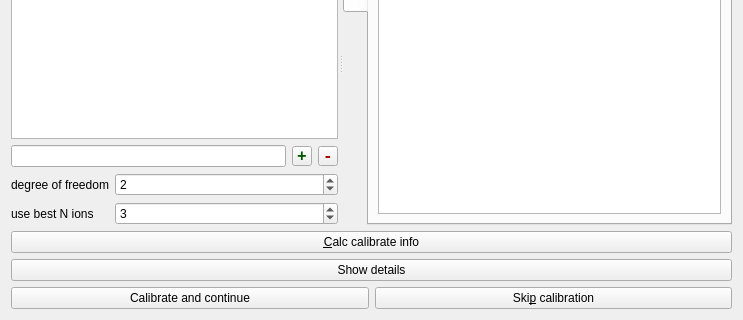
First picture: the form in Orbitool/UI/Calibration.ui, repository l460289052/Orbitool, before the edit; both pictures show x 0 to 743 and y 196 to 516 of the 743 by 516 pixel window.
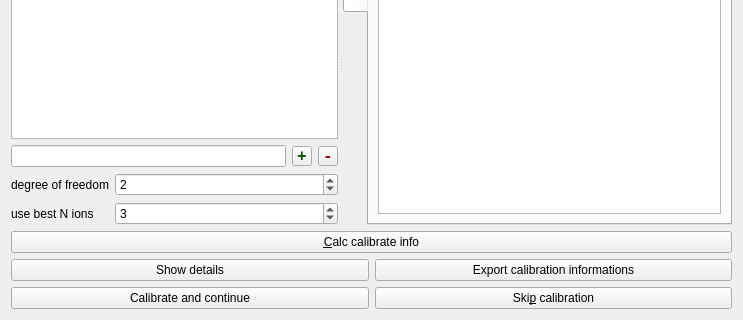
Second picture: the form after the edit.

Commit message: calibration: vline & recalibrate when file changed & remove calibration docker

The edit to the form file:
```diff
--- a/Orbitool/UI/Calibration.ui
+++ b/Orbitool/UI/Calibration.ui
@@ -454,6 +454,8 @@
     </widget>
    </item>
    <item>
+    <layout class="QHBoxLayout" name="horizontalLayout_5">
+     <item>
     <widget class="QPushButton" name="showDetailsPushButton">
      <property name="sizePolicy">
       <sizepolicy hsizetype="Preferred" vsizetype="Fixed">
@@ -465,6 +467,15 @@
       <string>Show details</string>
      </property>
     </widget>
+     </item>
+     <item>
+      <widget class="QPushButton" name="exportPushButton">
+       <property name="text">
+        <string>Export calibration informations</string>
+       </property>
+      </widget>
+     </item>
+    </layout>
    </item>
    <item>
     <layout class="QHBoxLayout" name="horizontalLayout">
```
Lines whose indentation alone changed are shown as unchanged. The commit also changes 12 other files.
